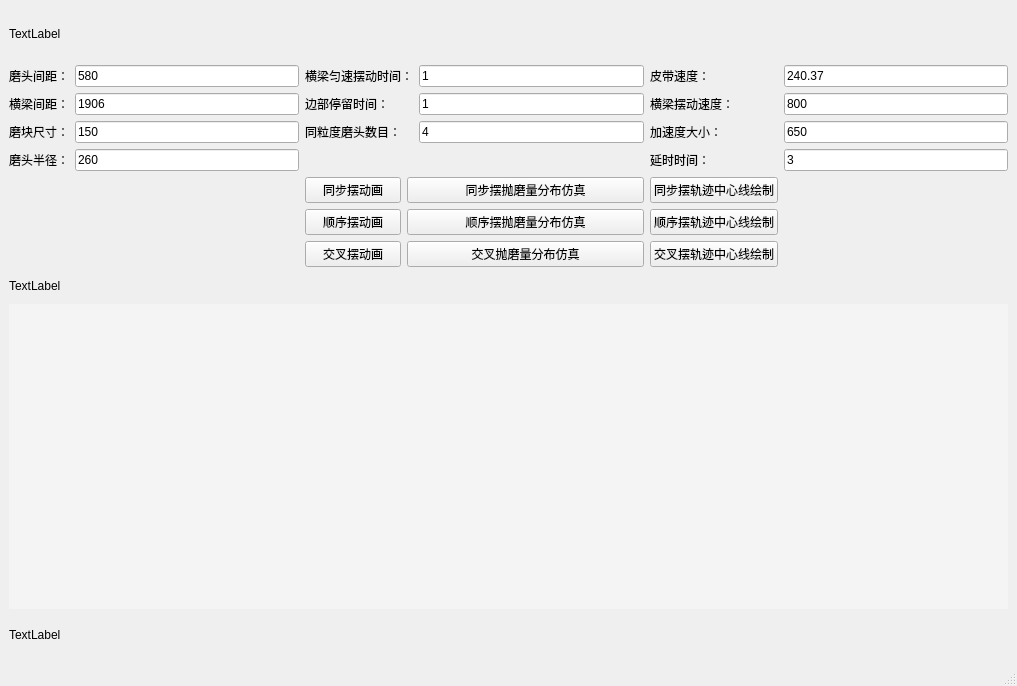
This is Double_Sim.ui in wuheideyun/PolishingParameterNew as Qt 5 draws it before an edit. The edited form follows.
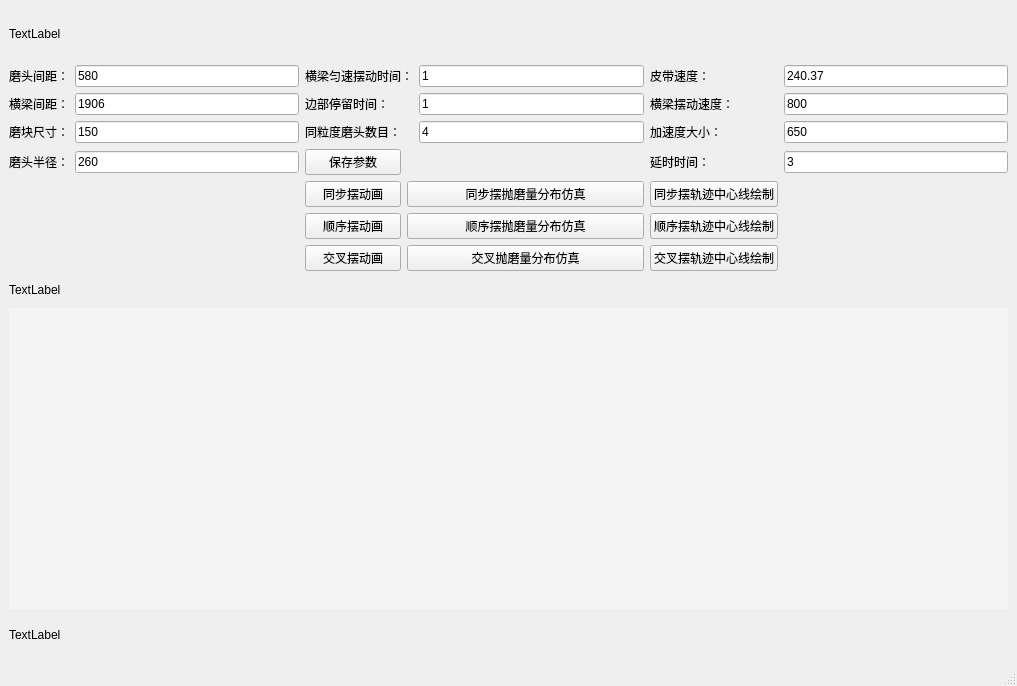
This is the edited form.

Commit message: 增加保存参数按钮

Patch:
```diff
--- a/Double_Sim.ui
+++ b/Double_Sim.ui
@@ -296,6 +296,13 @@
       </property>
      </widget>
     </item>
+    <item row="4" column="2">
+     <widget class="QPushButton" name="button_save_parameter">
+      <property name="text">
+       <string>保存参数</string>
+      </property>
+     </widget>
+    </item>
    </layout>
   </widget>
   <widget class="QMenuBar" name="menubar">
```
The commit also changes 17 other files.
